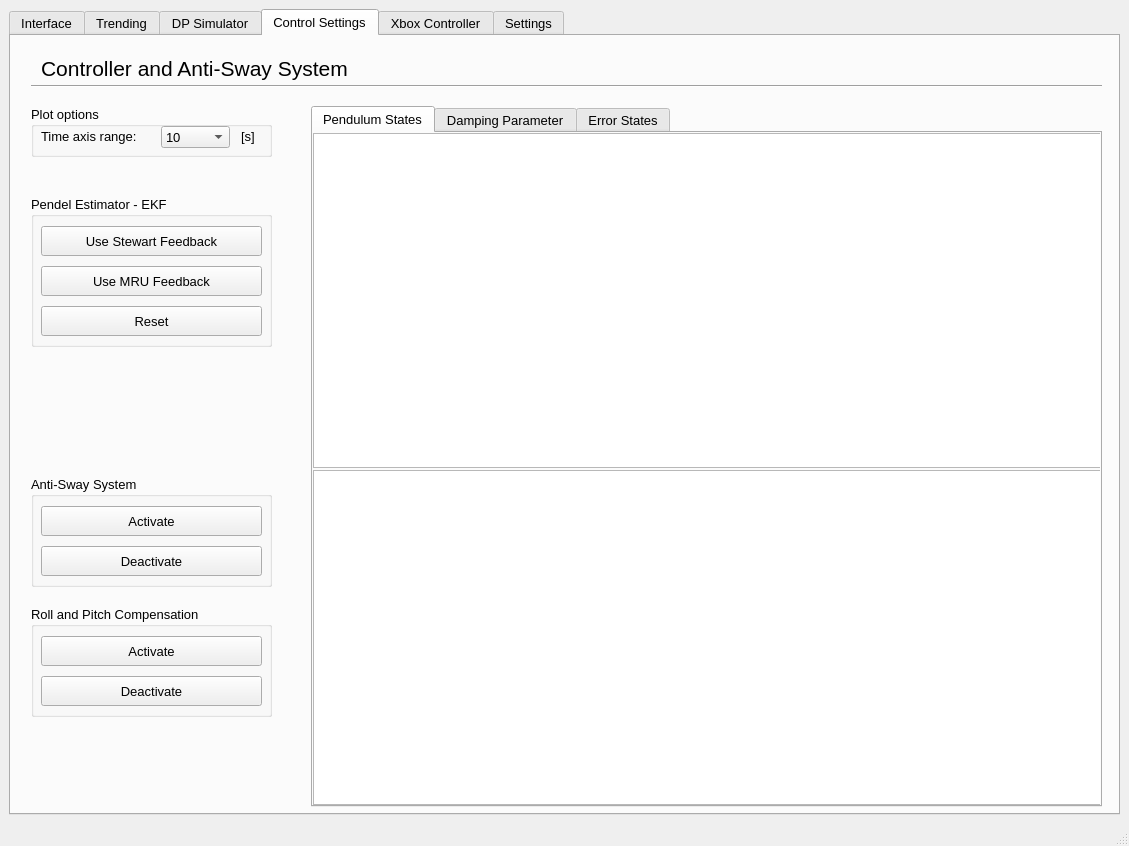
This is hmi/src/gui.ui in sondretordal/motion-lab as Qt 5 draws it before an edit. The edited form follows.
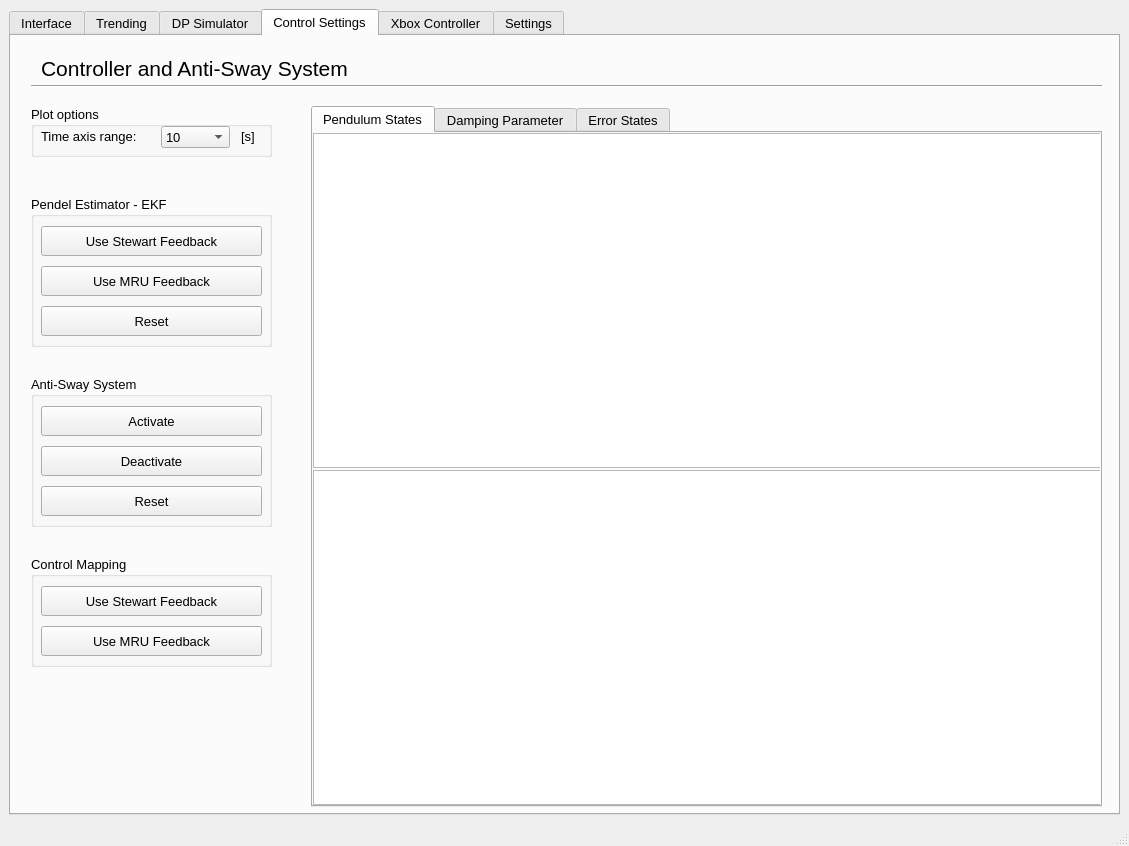
This is the edited form. The open tabs and pages were chosen to show the change. Custom widgets are drawn as their Qt base class.

Patch:
```diff
--- a/hmi/src/gui.ui
+++ b/hmi/src/gui.ui
@@ -4675,9 +4675,9 @@
         <property name="geometry">
          <rect>
           <x>20</x>
-          <y>440</y>
+          <y>340</y>
           <width>241</width>
-          <height>111</height>
+          <height>151</height>
          </rect>
         </property>
         <property name="title">
@@ -4731,24 +4731,11 @@
           <bool>false</bool>
          </property>
         </widget>
-       </widget>
-       <widget class="QGroupBox" name="groupBox_19">
-        <property name="geometry">
-         <rect>
-          <x>20</x>
-          <y>570</y>
-          <width>241</width>
-          <height>111</height>
-         </rect>
-        </property>
-        <property name="title">
-         <string>Roll and Pitch Compensation</string>
-        </property>
-        <widget class="QPushButton" name="btnDeactivateRollPitch">
+        <widget class="QPushButton" name="btnResetAntiSway">
          <property name="geometry">
           <rect>
            <x>10</x>
-           <y>70</y>
+           <y>110</y>
            <width>221</width>
            <height>30</height>
           </rect>
@@ -4762,31 +4749,7 @@
           <enum>Qt::LeftToRight</enum>
          </property>
          <property name="text">
-          <string>Deactivate</string>
-         </property>
-         <property name="autoDefault">
-          <bool>false</bool>
-         </property>
-        </widget>
-        <widget class="QPushButton" name="btnActivateRollPitch">
-         <property name="geometry">
-          <rect>
-           <x>10</x>
-           <y>30</y>
-           <width>221</width>
-           <height>30</height>
-          </rect>
-         </property>
-         <property name="font">
-          <font>
-           <pointsize>10</pointsize>
-          </font>
-         </property>
-         <property name="layoutDirection">
-          <enum>Qt::LeftToRight</enum>
-         </property>
-         <property name="text">
-          <string>Activate</string>
+          <string>Reset</string>
          </property>
          <property name="autoDefault">
           <bool>false</bool>
@@ -4878,6 +4841,67 @@
          </property>
         </widget>
        </widget>
+       <widget class="QGroupBox" name="groupBox_19">
+        <property name="geometry">
+         <rect>
+          <x>20</x>
+          <y>520</y>
+          <width>241</width>
+          <height>111</height>
+         </rect>
+        </property>
+        <property name="title">
+         <string>Control Mapping</string>
+        </property>
+        <widget class="QPushButton" name="btnEnableMruCM">
+         <property name="geometry">
+          <rect>
+           <x>10</x>
+           <y>70</y>
+           <width>221</width>
+           <height>30</height>
+          </rect>
+         </property>
+         <property name="font">
+          <font>
+           <pointsize>10</pointsize>
+          </font>
+         </property>
+         <property name="layoutDirection">
+          <enum>Qt::LeftToRight</enum>
+         </property>
+         <property name="text">
+          <string>Use MRU Feedback</string>
+         </property>
+         <property name="autoDefault">
+          <bool>false</bool>
+         </property>
+        </widget>
+        <widget class="QPushButton" name="btnDisableMruCM">
+         <property name="geometry">
+          <rect>
+           <x>10</x>
+           <y>30</y>
+           <width>221</width>
+           <height>30</height>
+          </rect>
+         </property>
+         <property name="font">
+          <font>
+           <pointsize>10</pointsize>
+          </font>
+         </property>
+         <property name="layoutDirection">
+          <enum>Qt::LeftToRight</enum>
+         </property>
+         <property name="text">
+          <string>Use Stewart Feedback</string>
+         </property>
+         <property name="autoDefault">
+          <bool>false</bool>
+         </property>
+        </widget>
+       </widget>
       </widget>
       <widget class="QWidget" name="tab_9">
        <attribute name="title">
```
Left out of the diff: 2 changed lines with no effect on the pictures.
